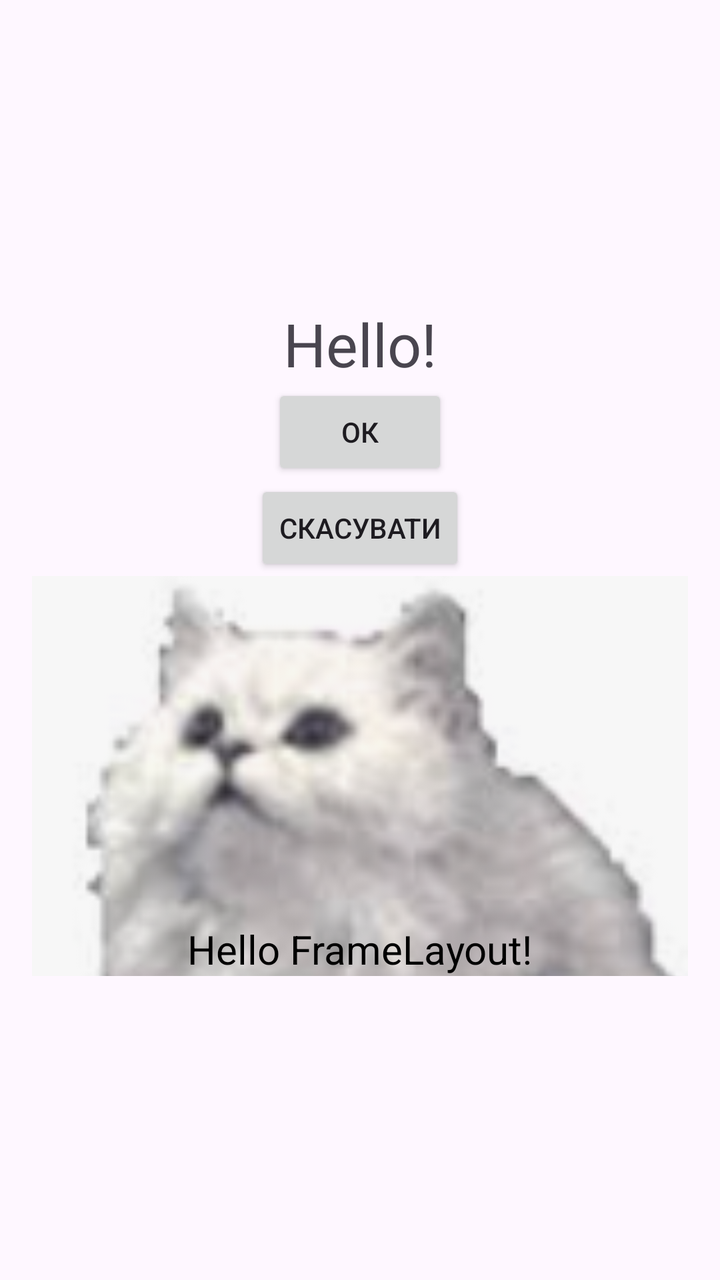
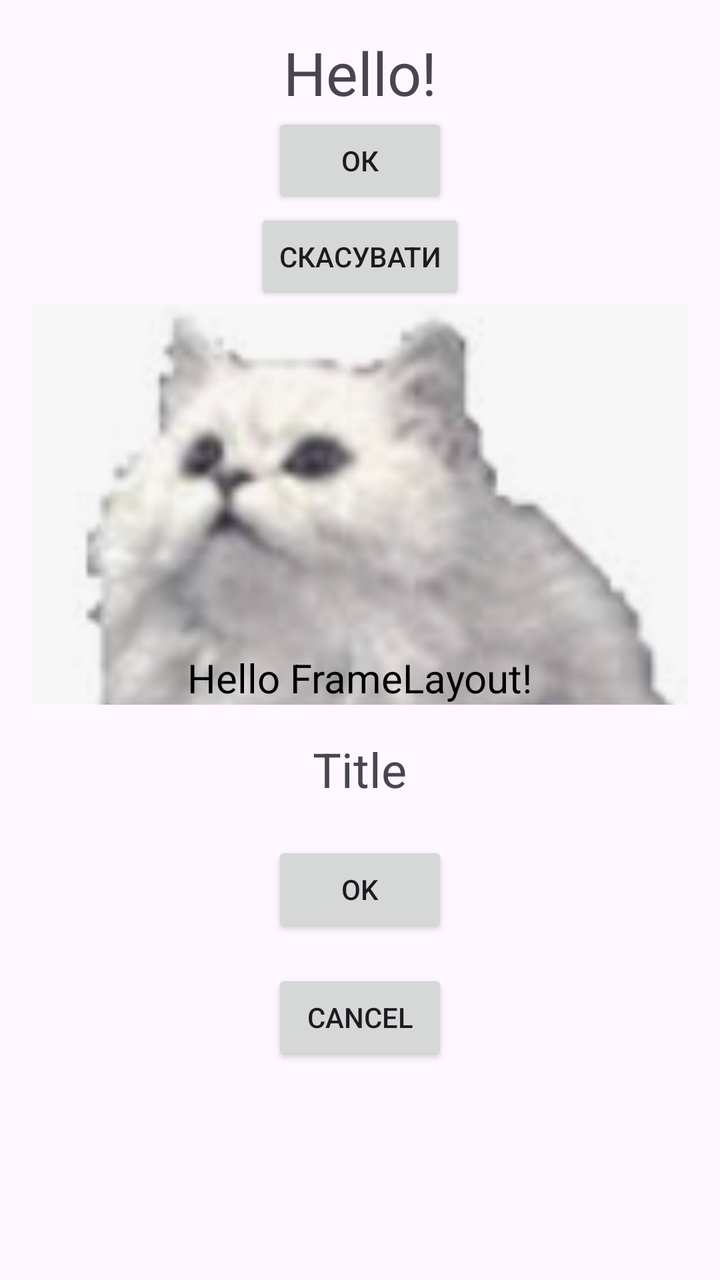

The first picture is an Android layout as it rendered before a commit; the second is the same layout after the commit. The layout source and the unified diff follow.
<!-- AndroidManifest.xml: application theme Theme.LearnTestComplete -->
<!-- res/layout/activity_learn_layouts.xml -->
<?xml version="1.0" encoding="utf-8"?>
<androidx.constraintlayout.widget.ConstraintLayout xmlns:android="http://schemas.android.com/apk/res/android"
    android:layout_width="match_parent"
    android:layout_height="match_parent">

    <LinearLayout
        android:layout_width="match_parent"
        android:layout_height="match_parent"
        android:orientation="vertical"
        android:gravity="center"
        android:padding="16dp">

        <TextView
            android:layout_width="wrap_content"
            android:layout_height="wrap_content"
            android:textSize="30sp"
            android:text="Hello!" />

        <Button
            android:layout_width="wrap_content"
            android:layout_height="wrap_content"
            android:text="ОК" />

        <Button
            android:layout_width="wrap_content"
            android:layout_height="wrap_content"
            android:text="Скасувати" />

        <FrameLayout
            android:layout_width="match_parent"
            android:layout_height="200dp"
            android:background="#E0E0E0">

            <ImageView
                android:layout_width="match_parent"
                android:layout_height="match_parent"
                android:scaleType="centerCrop"
                android:src="@drawable/cat" />

            <TextView
                android:layout_width="wrap_content"
                android:layout_height="wrap_content"
                android:text="Hello FrameLayout!"
                android:textColor="#000000"
                android:textSize="20sp"
                android:layout_gravity="center|bottom"/>
        </FrameLayout>

    </LinearLayout>


</androidx.constraintlayout.widget.ConstraintLayout>
<!-- resources referenced by this layout -->
<resources>
  <!-- drawable cat: png bitmap (drawable, 18583 bytes) -->
  <style name="Theme.LearnTestComplete" parent="Base.Theme.LearnTestComplete" />
  <style name="Base.Theme.LearnTestComplete" parent="Theme.Material3.DayNight.NoActionBar">
          
          
      </style>
</resources>

<!-- the commit's change to res/layout/activity_learn_layouts.xml (unified diff, before → after) -->
@@ -46,7 +46,38 @@
                 android:layout_gravity="center|bottom"/>
         </FrameLayout>
 
+        <RelativeLayout
+            android:layout_width="match_parent"
+            android:layout_height="match_parent"
+            android:padding="16dp">
+
+            <TextView
+                android:id="@+id/title"
+                android:layout_width="wrap_content"
+                android:layout_height="wrap_content"
+                android:text="Title"
+                android:textSize="24sp"
+                android:layout_centerHorizontal="true"/>
+
+            <Button
+                android:id="@+id/okBtn"
+                android:layout_width="wrap_content"
+                android:layout_height="wrap_content"
+                android:text="OK"
+                android:layout_below="@id/title"
+                android:layout_centerHorizontal="true"
+                android:layout_marginTop="20dp"/>
+
+            <Button
+                android:id="@+id/cancelBtn"
+                android:layout_width="wrap_content"
+                android:layout_height="wrap_content"
+                android:text="Cancel"
+                android:layout_below="@id/okBtn"
+                android:layout_centerHorizontal="true"
+                android:layout_marginTop="16dp"/>
+        </RelativeLayout>
+
     </LinearLayout>
 
-
 </androidx.constraintlayout.widget.ConstraintLayout>
